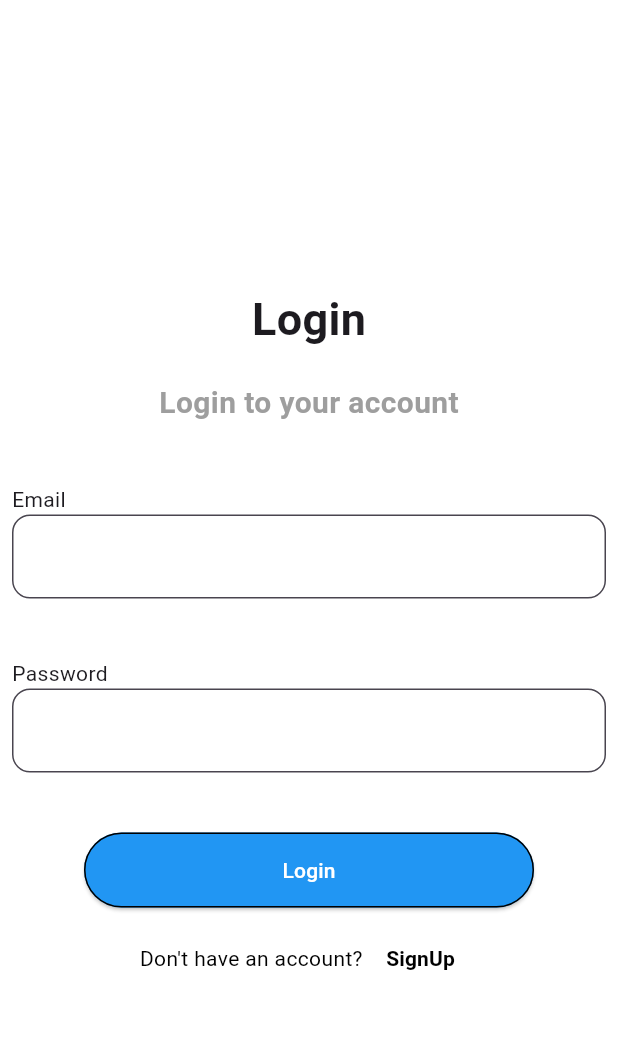
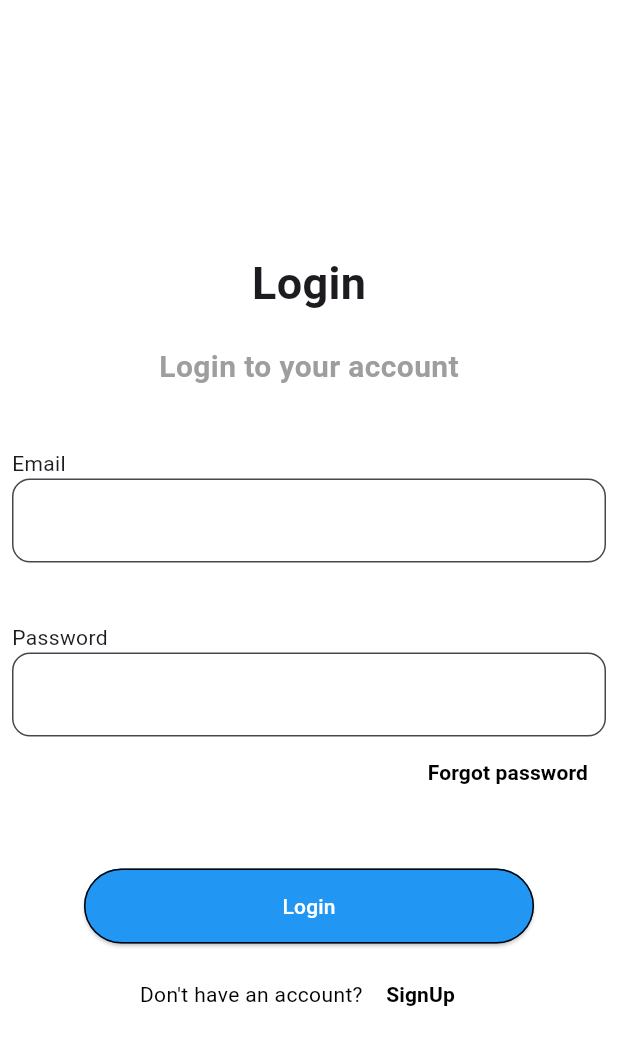
Before and after one commit to anaswara738/registration_app_flutter, a Flutter app: the screen it shows after launch, after a tap on "Login", on a phone screen of 412 x 824 dp. Shown: the top 1045 px of the screen. Run offline on Flutter 3.47's test engine with Material 3 defaults, Android fonts, the phone set to English and light mode, and no system bars; our stand-ins replace firebase_auth, firebase_core; accounts and stored records are empty.

```diff
--- a/lib/login.dart
+++ b/lib/login.dart
@@ -1,4 +1,6 @@
 import 'package:flutter/material.dart';
+import 'package:registration_app_flutter/forgotpassword.dart';
+import 'package:registration_app_flutter/services.dart';
 import 'package:registration_app_flutter/signup.dart';
 
 class Logins extends StatefulWidget {
@@ -69,6 +71,7 @@ class _LoginsState extends State<Logins> {
                       return "password is required";
                     }
                   },
+
                   keyboardType: TextInputType.visiblePassword,
                   decoration: InputDecoration(
                     fillColor: Colors.white,
@@ -78,6 +81,23 @@ class _LoginsState extends State<Logins> {
                     ),
                   ),
                 ),
+                TextButton(
+                      onPressed: () {
+                        Navigator.push(
+                          context,
+                          MaterialPageRoute(builder: (context) => Forgot()),
+                        );
+                      },
+                      child: Align(alignment: Alignment.bottomRight,
+                        child: Text(
+                          " Forgot password",
+                          style: TextStyle(
+                            color: Colors.black,
+                            fontWeight: FontWeight.bold,
+                          ),
+                        ),
+                      ),
+                    ),
                 SizedBox(height: 40),
                 SizedBox(
                   height: 50,
@@ -88,7 +108,7 @@ class _LoginsState extends State<Logins> {
                       foregroundColor: Colors.white,
                       side: BorderSide(color: Colors.black),
                     ),
-                    onPressed: () {},
+                    onPressed: () {if(formkey.currentState!.validate()){loginn(email: emailcontroller.text, password: passwordcontroller.text, context: context);}},
                     child: Text("Login"),
                   ),
                 ),
--- a/lib/main.dart
+++ b/lib/main.dart
@@ -1,4 +1,6 @@
+import 'package:firebase_core/firebase_core.dart';
 import 'package:flutter/material.dart';
+import 'package:registration_app_flutter/firebase_options.dart';
 
 import 'package:registration_app_flutter/registration.dart';
 
@@ -9,7 +11,9 @@ import 'package:registration_app_flutter/registration.dart';
 
 
 
-void main() {
+void main() async {await Firebase.initializeApp(
+    options: DefaultFirebaseOptions.currentPlatform,
+);
   runApp(const MyApp());
 }
 
--- a/pubspec.yaml
+++ b/pubspec.yaml
@@ -34,6 +34,8 @@ dependencies:
   # The following adds the Cupertino Icons font to your application.
   # Use with the CupertinoIcons class for iOS style icons.
   cupertino_icons: ^1.0.8
+  firebase_core: ^3.15.2
+  firebase_auth: ^5.7.0
 
 dev_dependencies:
   flutter_test:
```
Also changed, not shown: lib/forgotpassword.dart (added, +53 -0 lines), lib/services.dart (added, +34 -0 lines), lib/signup.dart (+36 -18 lines), lib/firebase_options.dart, pubspec.lock, 3 other files.
